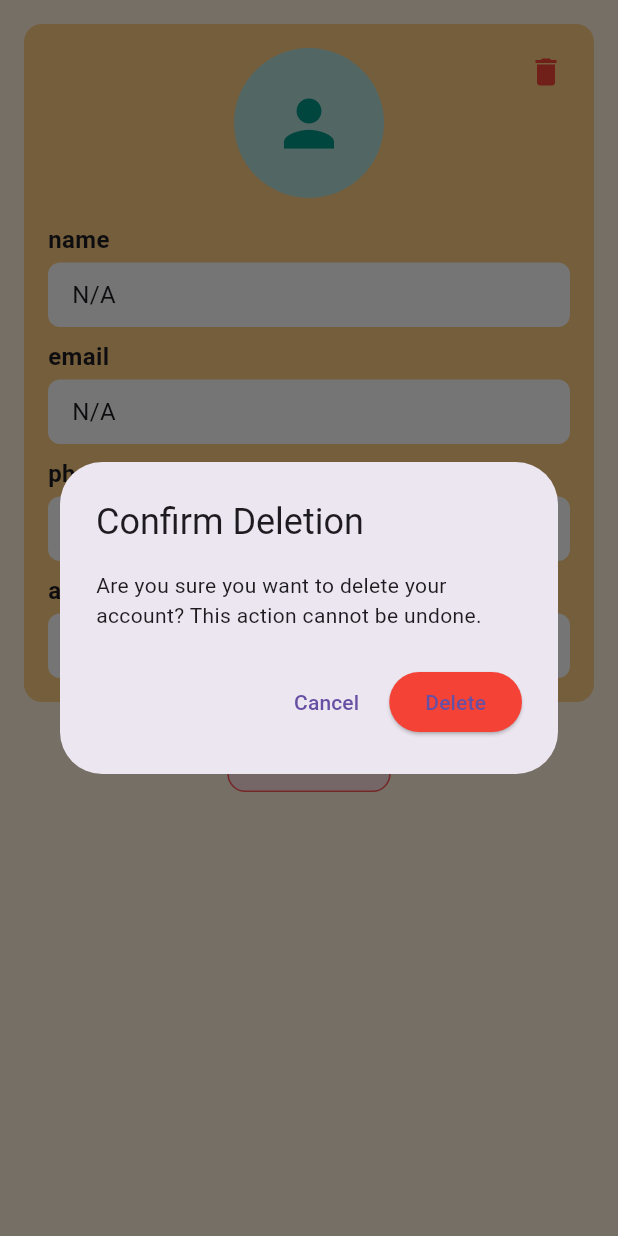
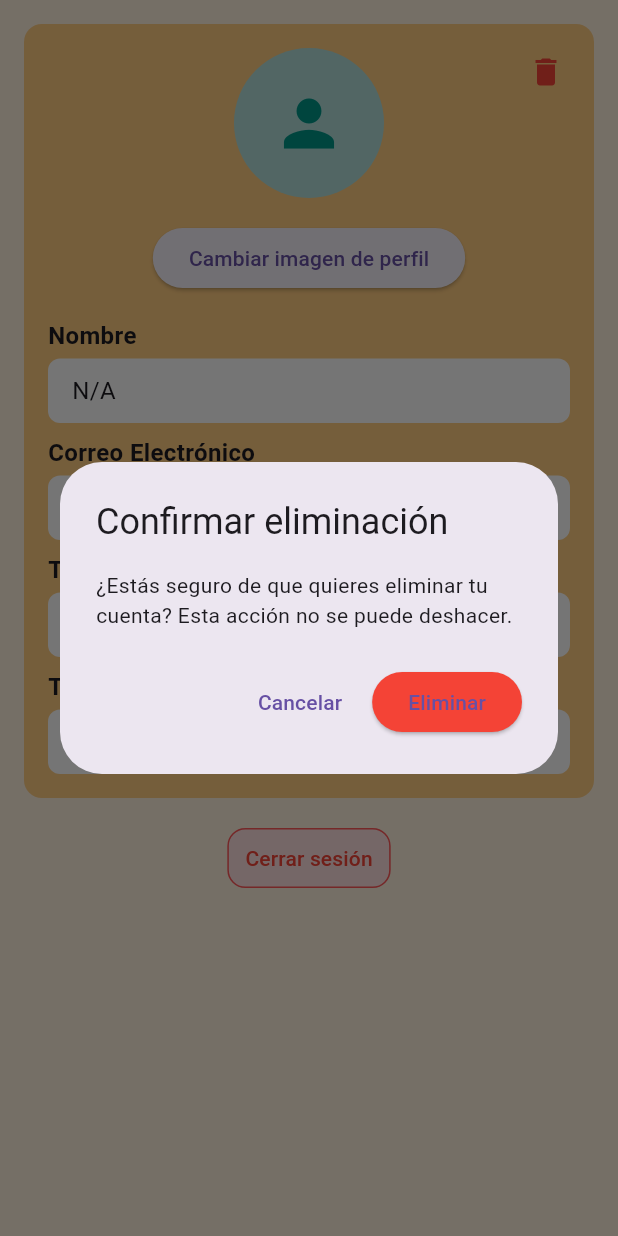
Before and after one commit to VetConnect-AppMoviles/VetConnect-App-Flutter, a Flutter app: the ProfilePage screen opened directly, after a tap on the "delete" icon, on a phone screen of 412 x 824 dp. Run offline on Flutter 3.47's test engine with Material 3 defaults, Android fonts, the phone set to English and light mode, and no system bars; our stand-ins replace google_maps_flutter, google_nav_bar, image_picker, shared_preferences; accounts and stored records are empty; network calls fail.

Commit message:
feat: update files

```diff
--- a/lib/UI/screens/ProfilePage.dart
+++ b/lib/UI/screens/ProfilePage.dart
@@ -1,7 +1,9 @@
+import 'dart:io';
 import 'package:flutter/material.dart';
 import 'package:shared_preferences/shared_preferences.dart';
 import 'dart:convert';
 import 'package:http/http.dart' as http;
+import 'package:image_picker/image_picker.dart';
 
 class ProfilePage extends StatefulWidget {
   const ProfilePage({super.key});
@@ -12,6 +14,8 @@ class ProfilePage extends StatefulWidget {
 
 class _ProfilePageState extends State<ProfilePage> {
   Map<String, dynamic> _userData = {};
+  final ImagePicker _picker = ImagePicker();
+  XFile? _imageFile;
 
   @override
   void initState() {
@@ -25,6 +29,15 @@ class _ProfilePageState extends State<ProfilePage> {
     if (userDataString != null) {
       setState(() {
         _userData = json.decode(userDataString);
+      });
+    }
+  }
+
+  Future<void> _pickImage() async {
+    final XFile? pickedFile = await _picker.pickImage(source: ImageSource.gallery);
+    if (pickedFile != null) {
+      setState(() {
+        _imageFile = pickedFile;
       });
     }
   }
@@ -54,25 +67,34 @@ class _ProfilePageState extends State<ProfilePage> {
                       child: Column(
                         mainAxisSize: MainAxisSize.min,
                         children: [
-                          CircleAvatar(
-                            radius: 50,
-                            backgroundColor: Colors.teal.shade100,
-                            backgroundImage: _userData['photo'] != null
-                                ? NetworkImage(_userData['photo'])
-                                : null,
-                            child: _userData['photo'] == null
-                                ? const Icon(Icons.person,
-                                    size: 50, color: Colors.teal)
-                                : null,
+                          GestureDetector(
+                            onTap: _pickImage,
+                            child: CircleAvatar(
+                              radius: 50,
+                              backgroundColor: Colors.teal.shade100,
+                              backgroundImage: _imageFile != null
+                                  ? FileImage(File(_imageFile!.path))
+                                  : _userData['photo'] != null
+                                      ? NetworkImage(_userData['photo'])
+                                      : null,
+                              child: _imageFile == null && _userData['photo'] == null
+                                  ? const Icon(Icons.person, size: 50, color: Colors.teal)
+                                  : null,
+                            ),
                           ),
                           const SizedBox(height: 16),
-                          _buildInfoRow('name', _userData['name'] ?? 'N/A'),
+                          ElevatedButton(
+                            onPressed: _pickImage,
+                            child: const Text('Cambiar imagen de perfil'),
+                          ),
+                          const SizedBox(height: 16),
+                          _buildInfoRow('Nombre', _userData['name'] ?? 'N/A'),
                           const SizedBox(height: 8),
-                          _buildInfoRow('email', _userData['email'] ?? 'N/A'),
+                          _buildInfoRow('Correo Electrónico', _userData['email'] ?? 'N/A'),
                           const SizedBox(height: 8),
-                          _buildInfoRow('phone', _userData['phone'] ?? 'N/A'),
+                          _buildInfoRow('Teléfono', _userData['phone'] ?? 'N/A'),
                           const SizedBox(height: 8),
-                          _buildInfoRow('accountType', accountType)
+                          _buildInfoRow('Tipo de Cuenta', accountType)
                         ],
                       ),
                     ),
@@ -183,18 +205,18 @@ class _ProfilePageState extends State<ProfilePage> {
     return await showDialog<bool>(
           context: context,
           builder: (context) => AlertDialog(
-            title: const Text('Confirm Deletion'),
+            title: const Text('Confirmar eliminación'),
             content: const Text(
-                'Are you sure you want to delete your account? This action cannot be undone.'),
+                '¿Estás seguro de que quieres eliminar tu cuenta? Esta acción no se puede deshacer.'),
             actions: [
               TextButton(
                 onPressed: () => Navigator.of(context).pop(false),
-                child: const Text('Cancel'),
+                child: const Text('Cancelar'),
               ),
               ElevatedButton(
                 onPressed: () => Navigator.of(context).pop(true),
                 style: ElevatedButton.styleFrom(backgroundColor: Colors.red),
-                child: const Text('Delete'),
+                child: const Text('Eliminar'),
               ),
             ],
           ),
--- a/lib/UI/widgets/CustomNavBar.dart
+++ b/lib/UI/widgets/CustomNavBar.dart
@@ -38,8 +38,8 @@ class CustomNavBar extends StatelessWidget {
               text: 'Buscar',
             ),
             GButton(
-              icon: Icons.calendar_month,
-              text: 'Consultas',
+              icon: Icons.map,
+              text: 'Mapa',
             ),
             GButton(
               icon: Icons.person,
--- a/lib/main.dart
+++ b/lib/main.dart
@@ -7,6 +7,7 @@ import 'UI/screens/CalendarPage.dart';
 import 'UI/screens/ProfilePage.dart';
 import 'UI/widgets/CustomNavBar.dart';
 import 'UI/widgets/CustomAppBar.dart';
+import 'UI/screens/map_view.dart';
 
 void main() {
   WidgetsFlutterBinding.ensureInitialized();
@@ -28,7 +29,7 @@ class _MyAppState extends State<MyApp> {
   List<Widget> get _pages => [
     const HomePage(),
     const SearchPage(),
-    const CalendarPage(),
+    MapView(),
     const ProfilePage(),
   ];
 
--- a/pubspec.yaml
+++ b/pubspec.yaml
@@ -30,6 +30,9 @@ environment:
 dependencies:
   http: ^0.13.3
   intl: ^0.17.0
+  shared_preferences: ^2.3.3
+  image_picker: ^0.8.4+4
+  google_maps_flutter: ^2.10.0
   flutter:
     sdk: flutter
 
```
Also changed, not shown: lib/UI/screens/CalendarPage.dart (+48 -12 lines), lib/UI/screens/HomePage.dart (+10 -13 lines), lib/UI/screens/map_view.dart (added, +94 -0 lines), lib/UI/widgets/CustomAppBar.dart (+7 -1 lines), 7 other files.
